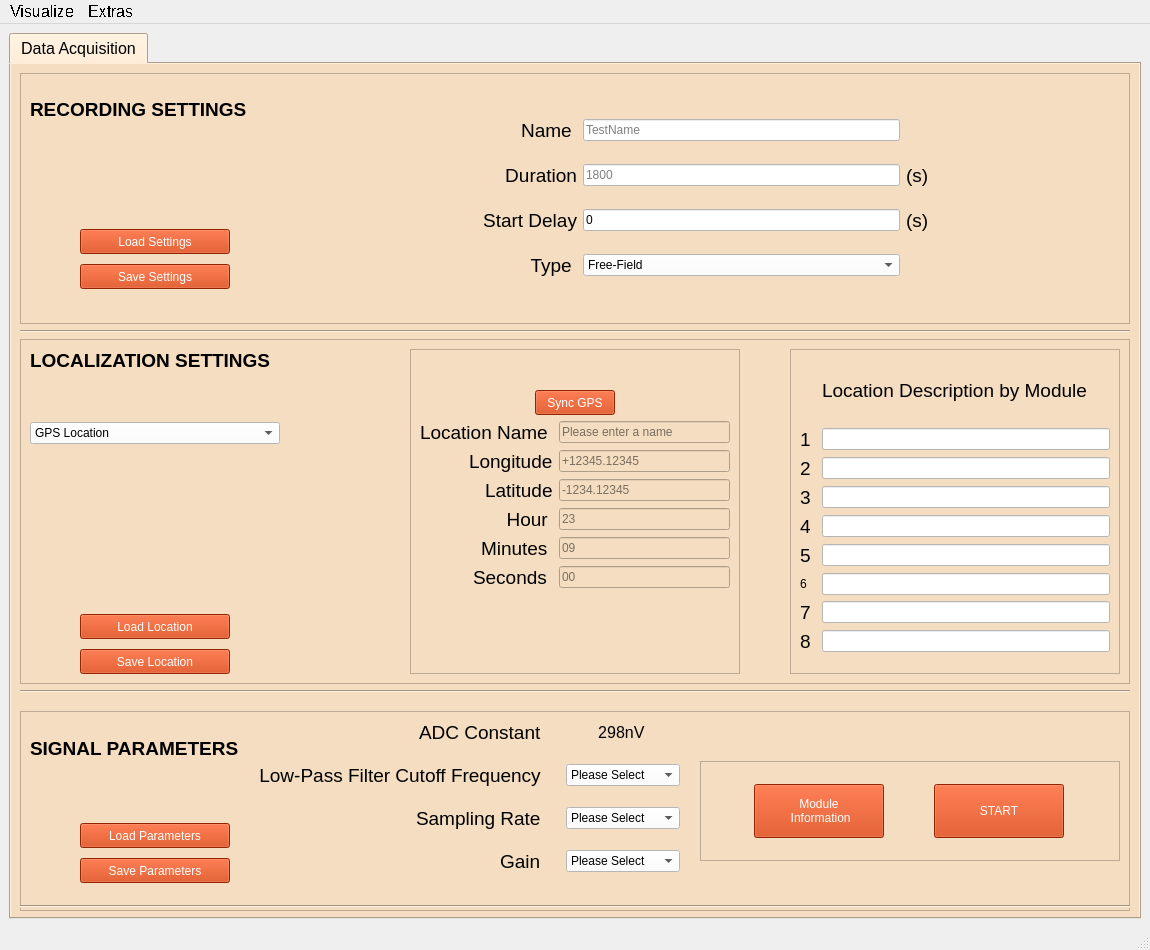
jrsm1/EWAS_Application, file GUI/Qt_Files/main_window.ui: the form before one commit.
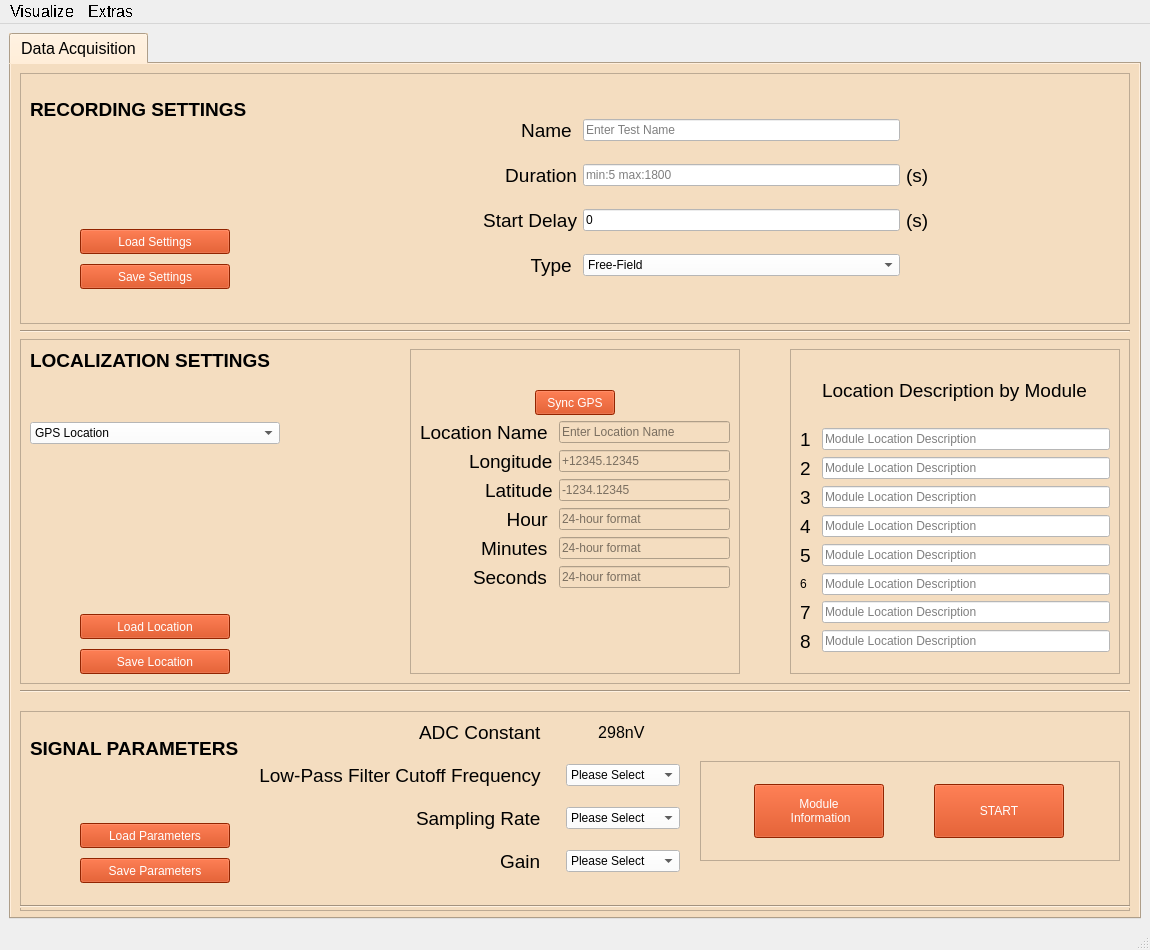
The form after the commit.

Commit message: [X] HAPPY HOUR 3

```diff
--- a/GUI/Qt_Files/main_window.ui
+++ b/GUI/Qt_Files/main_window.ui
@@ -237,7 +237,7 @@
                 <number>4</number>
                </property>
                <property name="placeholderText">
-                <string>1800</string>
+                <string>min:5 max:1800</string>
                </property>
               </widget>
              </item>
@@ -256,7 +256,7 @@
                 <number>20</number>
                </property>
                <property name="placeholderText">
-                <string>TestName</string>
+                <string>Enter Test Name</string>
                </property>
               </widget>
              </item>
@@ -663,7 +663,7 @@
                    <number>20</number>
                   </property>
                   <property name="placeholderText">
-                   <string>Please enter a name</string>
+                   <string>Enter Location Name</string>
                   </property>
                  </widget>
                 </item>
@@ -750,7 +750,7 @@
                    <number>2</number>
                   </property>
                   <property name="placeholderText">
-                   <string>23</string>
+                   <string>24-hour format</string>
                   </property>
                  </widget>
                 </item>
@@ -779,7 +779,7 @@
                    <number>2</number>
                   </property>
                   <property name="placeholderText">
-                   <string>09</string>
+                   <string>24-hour format</string>
                   </property>
                  </widget>
                 </item>
@@ -808,7 +808,7 @@
                    <number>2</number>
                   </property>
                   <property name="placeholderText">
-                   <string>00</string>
+                   <string>24-hour format</string>
                   </property>
                  </widget>
                 </item>
@@ -862,6 +862,9 @@
                     <property name="maxLength">
                      <number>30</number>
                     </property>
+                    <property name="placeholderText">
+                     <string>Module Location Description</string>
+                    </property>
                    </widget>
                   </item>
                   <item row="1" column="0">
@@ -887,6 +890,9 @@
                     <property name="maxLength">
                      <number>30</number>
                     </property>
+                    <property name="placeholderText">
+                     <string>Module Location Description</string>
+                    </property>
                    </widget>
                   </item>
                   <item row="2" column="0">
@@ -912,6 +918,9 @@
                     <property name="maxLength">
                      <number>30</number>
                     </property>
+                    <property name="placeholderText">
+                     <string>Module Location Description</string>
+                    </property>
                    </widget>
                   </item>
                   <item row="3" column="0">
@@ -934,9 +943,15 @@
 																				color: rgb(0, 0, 0)
 																			</string>
                     </property>
+                    <property name="text">
+                     <string/>
+                    </property>
                     <property name="maxLength">
                      <number>30</number>
                     </property>
+                    <property name="placeholderText">
+                     <string>Module Location Description</string>
+                    </property>
                    </widget>
                   </item>
                   <item row="4" column="0">
@@ -962,6 +977,9 @@
                     <property name="maxLength">
                      <number>30</number>
                     </property>
+                    <property name="placeholderText">
+                     <string>Module Location Description</string>
+                    </property>
                    </widget>
                   </item>
                   <item row="5" column="0">
@@ -990,6 +1008,9 @@
                     <property name="maxLength">
                      <number>30</number>
                     </property>
+                    <property name="placeholderText">
+                     <string>Module Location Description</string>
+                    </property>
                    </widget>
                   </item>
                   <item row="6" column="0">
@@ -1015,6 +1036,9 @@
                     <property name="maxLength">
                      <number>30</number>
                     </property>
+                    <property name="placeholderText">
+                     <string>Module Location Description</string>
+                    </property>
                    </widget>
                   </item>
                   <item row="7" column="0">
@@ -1040,6 +1064,9 @@
                     <property name="maxLength">
                      <number>30</number>
                     </property>
+                    <property name="placeholderText">
+                     <string>Module Location Description</string>
+                    </property>
                    </widget>
                   </item>
                  </layout>
```
Left out of the diff: 8 changed lines with no effect on the pictures. The commit also changes 8 other files.
